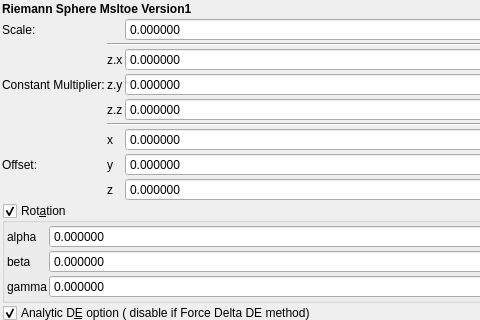
Old version of the form mandelbulber2/formula/ui/riemann_sphere_msltoe_v1.ui in the repository buddhi1980/mandelbulber2; both pictures show x 0 to 480 and y 0 to 320 of the 862 by 1189 pixel window.
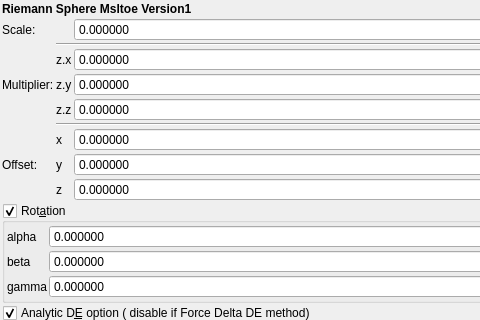
New version of the form. Custom widgets are drawn as their Qt base class.

Patch:
```diff
--- a/mandelbulber2/formula/ui/riemann_sphere_msltoe_v1.ui
+++ b/mandelbulber2/formula/ui/riemann_sphere_msltoe_v1.ui
@@ -148,7 +148,7 @@
      <item row="3" column="1">
       <widget class="QLabel" name="label_108">
        <property name="text">
-        <string>Constant Multiplier:</string>
+        <string>Multiplier:</string>
        </property>
       </widget>
      </item>
```
